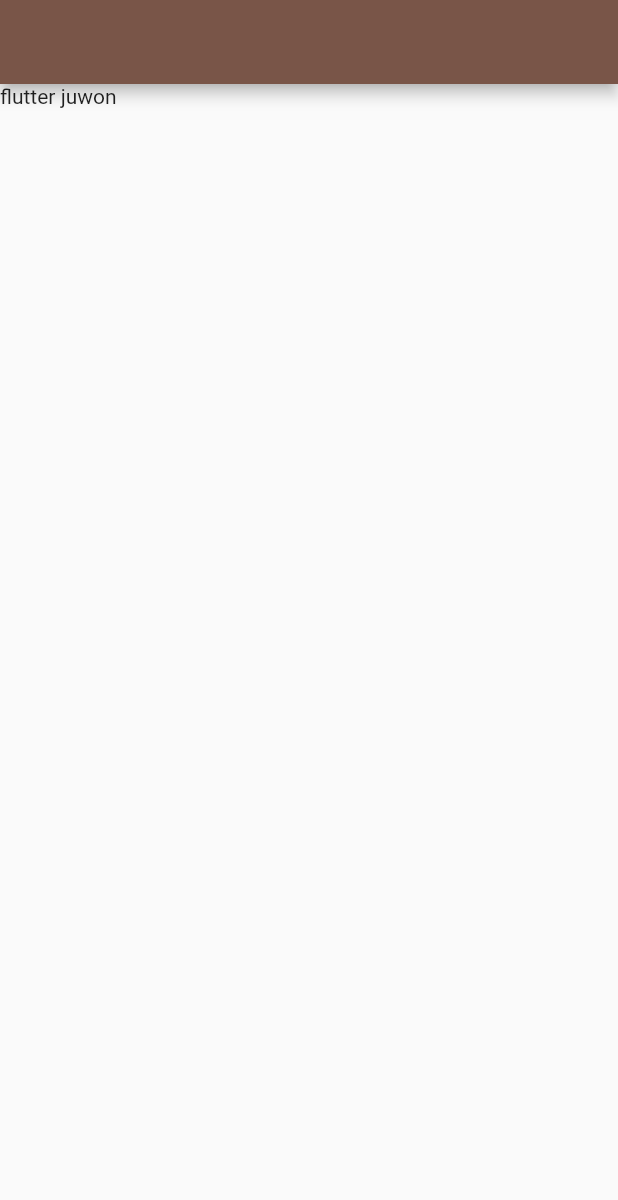
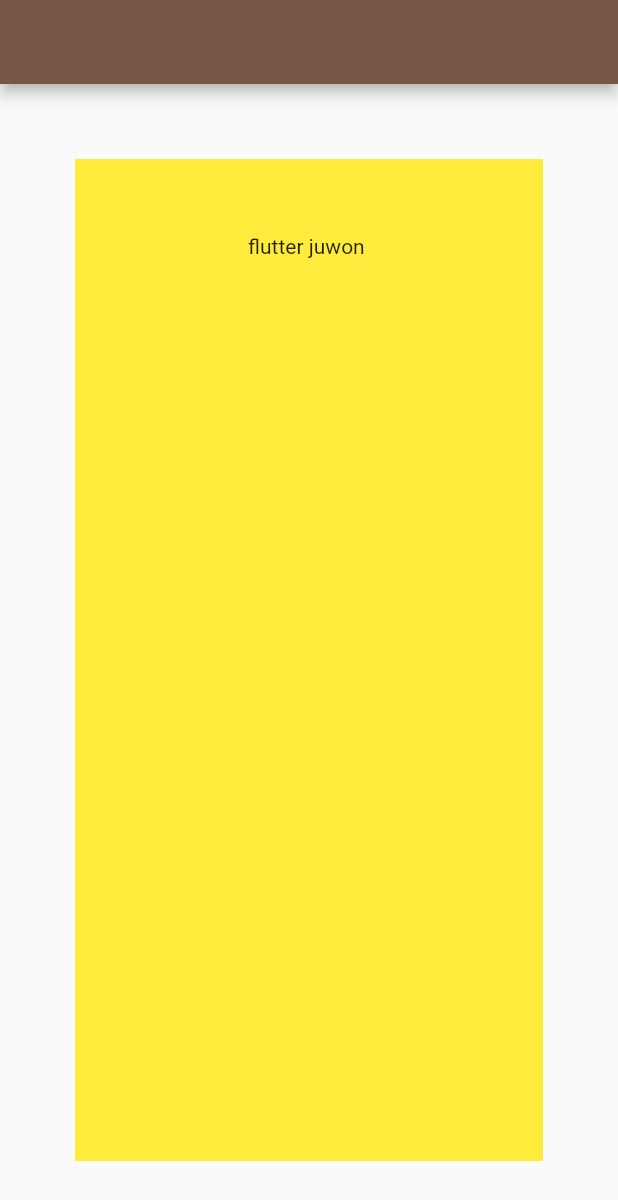
Before and after one commit to Juwon-Yun/LearnFlutter, a Flutter app: the screen it shows after launch, on a phone screen of 412 x 824 dp. Shown: the top 1200 px of the screen. Run offline on Flutter 3.47's test engine with Material 2 defaults, Android fonts, the phone set to English and light mode, and no system bars.

Commit message:
feat: flutter div => container

```diff
--- a/lib/page/home_page.dart
+++ b/lib/page/home_page.dart
@@ -11,7 +11,17 @@ class JuwonHomePage extends StatelessWidget {
     return Scaffold(
       appBar: AppBar(),
       // flutter is not recommend new keyword
-      body: const Text("flutter juwon "),
+      // 자식이 없다면 전체 화면을 먹는다.
+      // 있다면 width 만큼 먹는다.
+      body: Container(color: Colors.yellow,
+          // padding: const EdgeInsets.all(10),
+          padding: const EdgeInsets.symmetric(horizontal: 20, vertical: 50),
+          margin: const EdgeInsets.symmetric(horizontal: 50, vertical: 50),
+          // alignment: Alignment.center,
+          // alignment: Alignment.topCenter,
+          // x = 0, y = 0이 center이다.
+          alignment: const Alignment(0, -1),
+          child: const Text("flutter juwon ")),
     );
   }
 }
```
Also changed, not shown: lib/page/my_home_page.dart (added, +18 -0 lines), lib/main.dart (line endings or trailing spaces), 1 other file.
